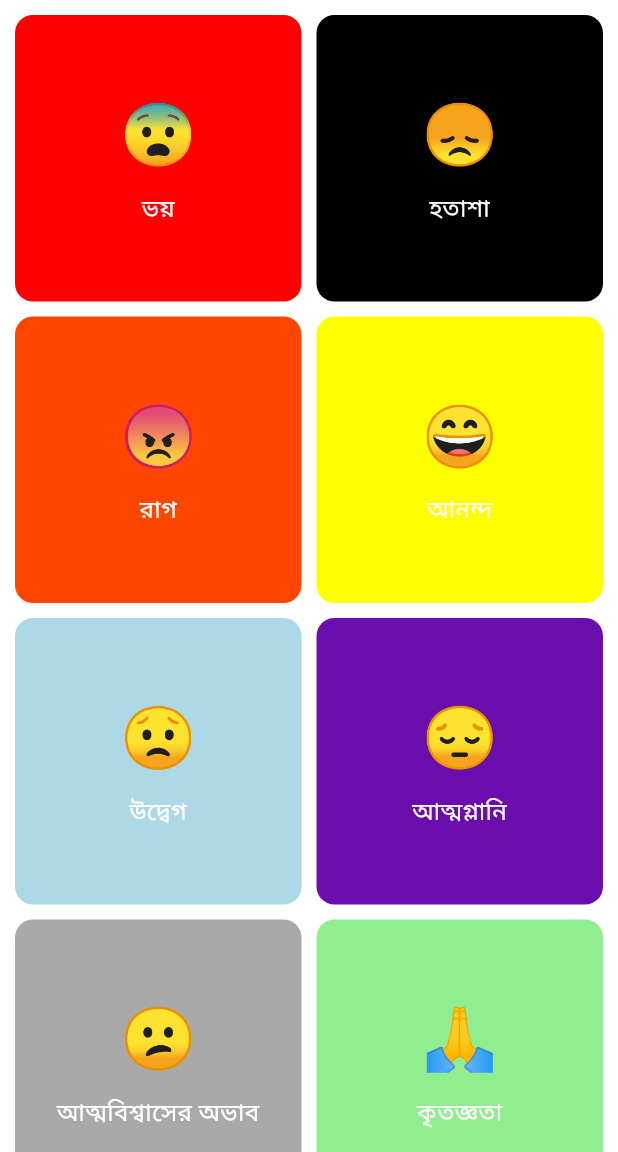
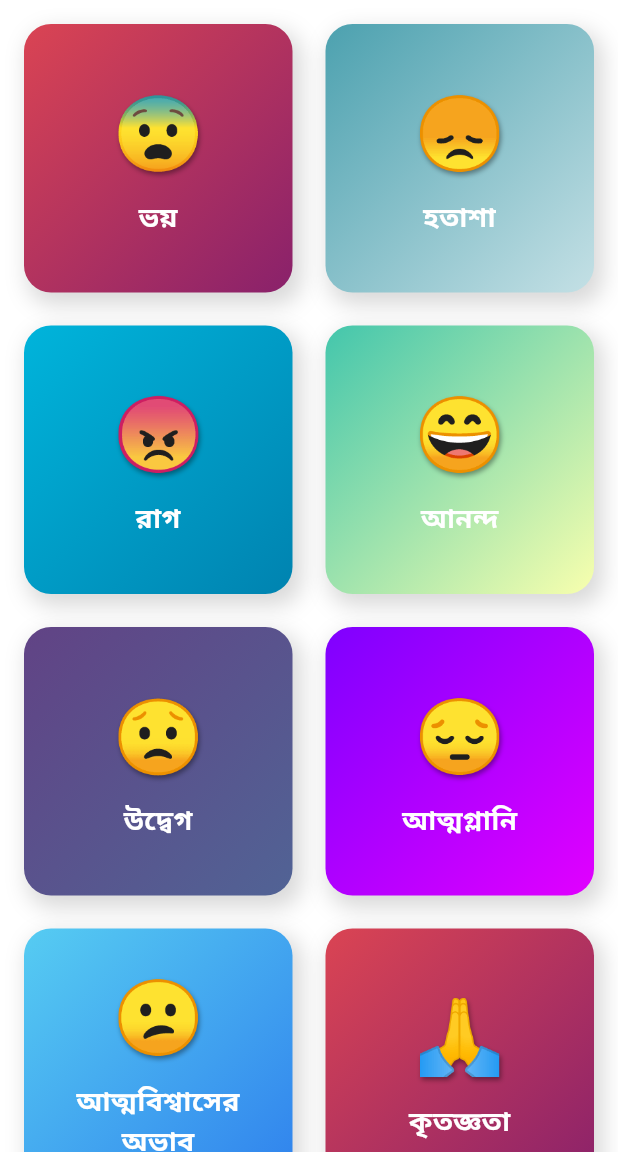
Before and after one commit to Arafat6462/feelings_box, a Flutter app: the screen it shows after launch, on a phone screen of 412 x 824 dp, the part 84-1236 px from its top. Run offline on Flutter 3.47's test engine with Material 3 defaults, Android fonts, the phone set to English and light mode, and no system bars.

Commit message:
better homepage color & grid style

```diff
--- a/lib/main.dart
+++ b/lib/main.dart
@@ -103,9 +103,21 @@
             itemCount: feelings.length,
             itemBuilder: (context, index) {
               final feeling = feelings[index];
-              final bgColor = Color(int.parse('0xFF' + feeling.color.substring(1)));
 
-              return GestureDetector(
+              final gradients = [
+                [Color(0xFFDA4453), Color(0xFF89216B)],
+                [Color(0xFF4CA1AF), Color(0xFFC4E0E5)],
+                [Color(0xFF00B4DB), Color(0xFF0083B0)],
+                [Color(0xFF43C6AC), Color(0xFFF8FFAE)],
+                [Color(0xFF614385), Color(0xFF516395)],
+                [Color(0xFF7F00FF), Color(0xFFE100FF)],
+                [Color(0xFF56CCF2), Color(0xFF2F80ED)],
+              ];
+              final gradientColors = gradients[index % gradients.length];
+
+              return MouseRegion(
+                cursor: SystemMouseCursors.click,
+                child: GestureDetector(
                   onTap: () => Navigator.push(
                     context,
                     MaterialPageRoute(
@@ -113,27 +125,60 @@
                     ),
                   ),
                   child: Container(
+                    margin: const EdgeInsets.all(6),
+                    padding: const EdgeInsets.symmetric(horizontal: 12, vertical: 16),
+                    constraints: const BoxConstraints(minHeight: 140, maxHeight: 180),
                     decoration: BoxDecoration(
-                    color: bgColor,
-                    borderRadius: BorderRadius.circular(12),
+                      gradient: LinearGradient(
+                        colors: gradientColors,
+                        begin: Alignment.topLeft,
+                        end: Alignment.bottomRight,
+                      ),
+                      borderRadius: BorderRadius.circular(18),
+                      boxShadow: [
+                        BoxShadow(
+                          color: Colors.black.withOpacity(0.15),
+                          blurRadius: 12,
+                          spreadRadius: 2,
+                          offset: Offset(4, 6),
+                        ),
+                      ],
                     ),
                     child: Center(
                       child: Column(
                         mainAxisSize: MainAxisSize.min,
+                        mainAxisAlignment: MainAxisAlignment.center,
                         children: [
-                        Text(feeling.emoji, style: const TextStyle(fontSize: 40)),
-                        const SizedBox(height: 8),
-                        Text(
-                          feeling.name,
-                          textAlign: TextAlign.center,
-                          style: const TextStyle(fontSize: 16, color: Colors.white),
-                        )
+                          FittedBox(
+                            child: Text(
+                              feeling.emoji,
+                              style: const TextStyle(
+                                fontSize: 48,
+                                shadows: [
+                                  Shadow(blurRadius: 4, color: Colors.black38, offset: Offset(1, 2)),
                                 ],
                               ),
                             ),
                           ),
+                          const SizedBox(height: 8),
+                          Flexible(
+                            child: Text(
+                              feeling.name,
+                              textAlign: TextAlign.center,
+                              style: const TextStyle(
+                                fontSize: 18,
+                                color: Colors.white,
+                                fontWeight: FontWeight.bold,
+                              ),
+                            ),
+                          ),
+                        ],
+                      ),
+                    ),
+                  ),
+                ),
               );
-            },
+            }
           );
         },
       ),
```
Lines whose indentation alone changed are shown as unchanged.
